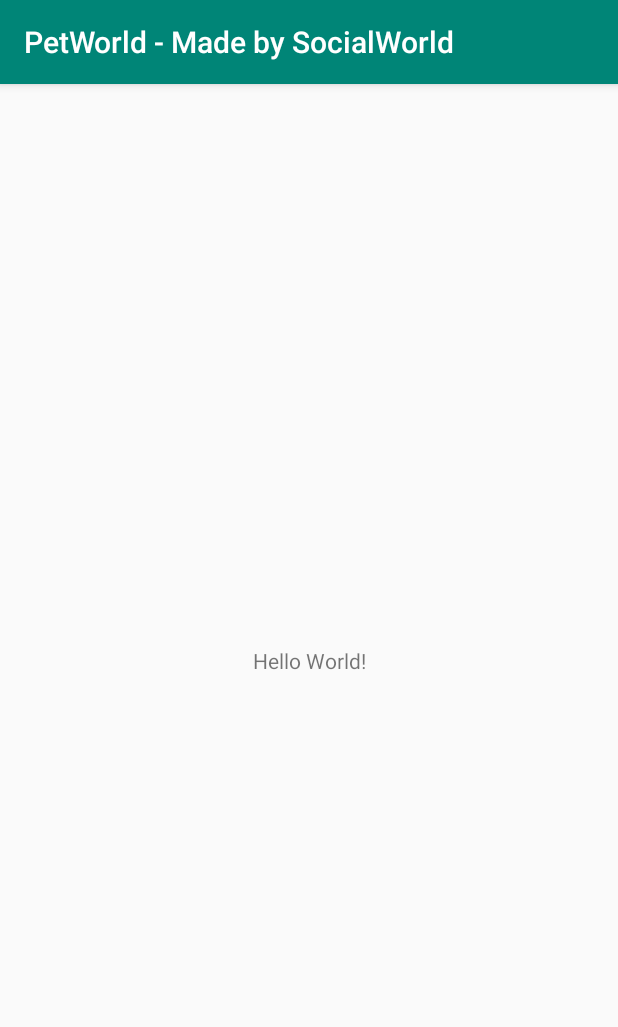
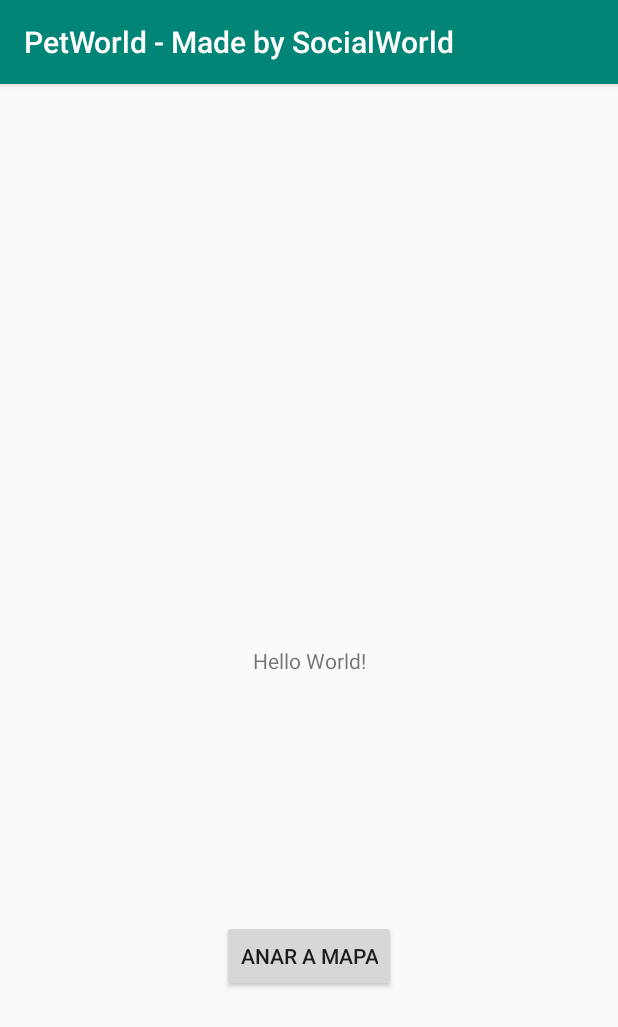
Before and after one commit to socialworldpes/PetWorld-Android, an Android app: the screen it shows after launch (MainActivity), on a phone screen of 412 x 824 dp. Shown: the top 1027 px of the screen. Run offline under Robolectric (Android 15) with nearby library versions, the phone set to English and light mode, and no system bars; our stand-ins replace Firebase (no records; nobody signed in at launch, a user with empty details on screens opened directly).

Commit message:
ActivityMap creada sense res, prova de commit

```diff
--- a/app/build.gradle
+++ b/app/build.gradle
@@ -25,6 +25,7 @@ dependencies {
     implementation 'com.android.support.constraint:constraint-layout:1.1.3'
     implementation 'com.google.firebase:firebase-auth:16.0.3'
     //implementation 'com.google.firebase:firebase-core'
+    implementation 'com.android.support:design:28.0.0'
     testImplementation 'junit:junit:4.12'
     androidTestImplementation 'com.android.support.test:runner:1.0.2'
     androidTestImplementation 'com.android.support.test.espresso:espresso-core:3.0.2'
--- a/app/src/main/java/com/example/petworld_madebysocialworld/MainActivity.java
+++ b/app/src/main/java/com/example/petworld_madebysocialworld/MainActivity.java
@@ -13,11 +13,11 @@ public class MainActivity extends AppCompatActivity {
     protected void onCreate(Bundle savedInstanceState) {
         super.onCreate(savedInstanceState);
         setContentView(R.layout.activity_main);
-        FirebaseApp f = FirebaseApp.initializeApp(this);
-        Object mAuth = FirebaseAuth.getInstance();
-        Log.d("LLEGA", "onCreate se ejecuta");
-        initButtons();
-        initListeners();
+        //FirebaseApp f = FirebaseApp.initializeApp(this);
+        //Object mAuth = FirebaseAuth.getInstance();
+        //Log.d("LLEGA", "onCreate se ejecuta");
+        //initButtons();
+        //initListeners();
         //initializeFireBase();
         //loginFireBase();
         // Obtain the SupportMapFragment and get notified when the map is ready to be used.
--- a/app/src/main/res/layout/activity_main.xml
+++ b/app/src/main/res/layout/activity_main.xml
@@ -13,6 +13,15 @@
             app:layout_constraintBottom_toBottomOf="parent"
             app:layout_constraintLeft_toLeftOf="parent"
             app:layout_constraintRight_toRightOf="parent"
-        app:layout_constraintTop_toTopOf="parent" />
+            app:layout_constraintTop_toTopOf="parent" android:id="@+id/textView2"/>
+    <Button
+            android:text="Anar a Mapa"
+            android:layout_width="wrap_content"
+            android:layout_height="wrap_content"
+            android:id="@+id/button" android:layout_marginBottom="8dp"
+            app:layout_constraintBottom_toBottomOf="parent" android:layout_marginTop="8dp"
+            app:layout_constraintTop_toBottomOf="@+id/textView2" app:layout_constraintEnd_toEndOf="parent"
+            android:layout_marginEnd="8dp" app:layout_constraintStart_toStartOf="parent"
+            android:layout_marginStart="8dp"/>
 
 </android.support.constraint.ConstraintLayout>
--- /dev/null
+++ b/app/src/main/res/values/dimens.xml
@@ -0,0 +1,3 @@
+<resources>
+    <dimen name="fab_margin">16dp</dimen>
+</resources>
--- a/app/src/main/res/values/strings.xml
+++ b/app/src/main/res/values/strings.xml
@@ -1,3 +1,4 @@
 <resources>
     <string name="app_name">PetWorld - Made by SocialWorld</string>
+    <string name="title_activity_map">MapActivity</string>
 </resources>
--- a/app/src/main/res/values/styles.xml
+++ b/app/src/main/res/values/styles.xml
@@ -7,5 +7,11 @@
         <item name="colorPrimaryDark">@color/colorPrimaryDark</item>
         <item name="colorAccent">@color/colorAccent</item>
     </style>
+    <style name="AppTheme.NoActionBar">
+        <item name="windowActionBar">false</item>
+        <item name="windowNoTitle">true</item>
+    </style>
+    <style name="AppTheme.AppBarOverlay" parent="ThemeOverlay.AppCompat.Dark.ActionBar"/>
+    <style name="AppTheme.PopupOverlay" parent="ThemeOverlay.AppCompat.Light"/>
 
 </resources>
```
Also changed, not shown: app/src/main/AndroidManifest.xml (+9 -6 lines), app/src/main/java/com/example/petworld_madebysocialworld/MapActivity.java (added, +19 -0 lines), app/src/main/res/layout/activity_map.xml (added, +21 -0 lines). Lines whose indentation alone changed are shown as unchanged.
